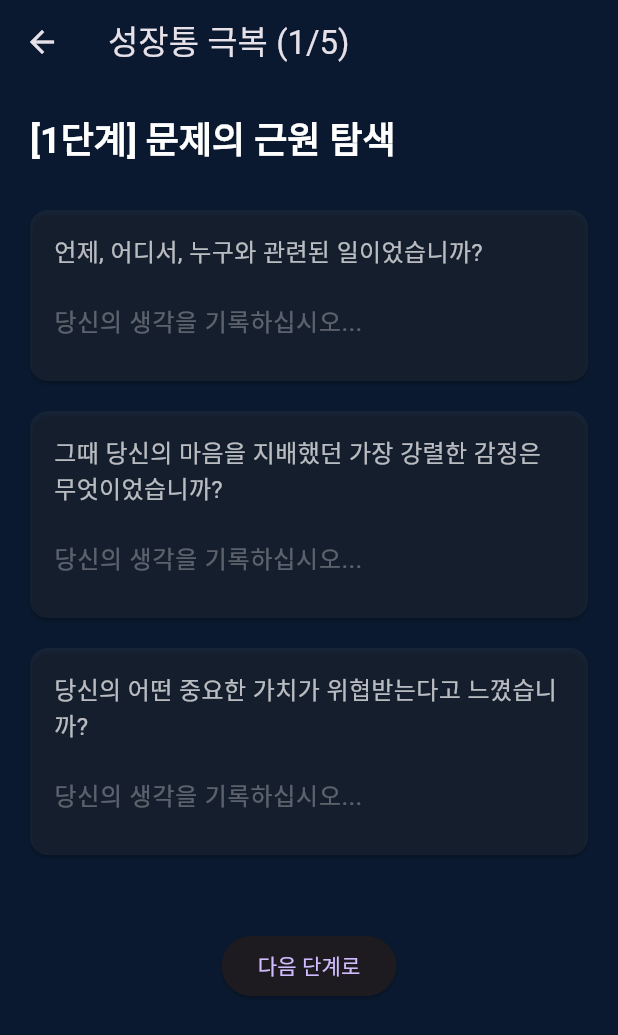
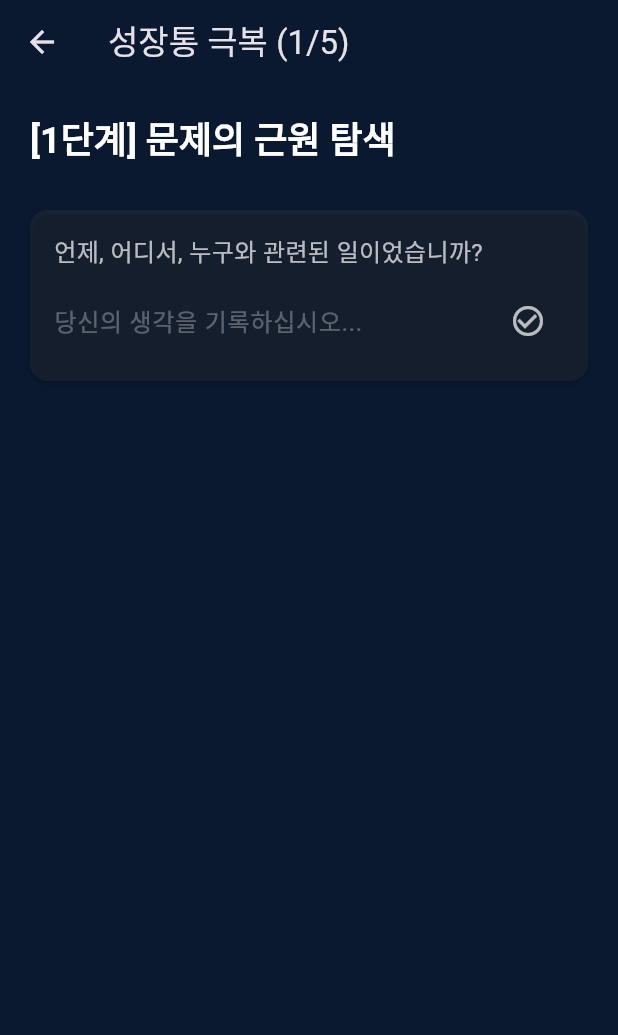
Before and after one commit to hsmchoi/Corito, a Flutter app: the GrowthJournalScreen screen opened directly, on a phone screen of 412 x 824 dp. Shown: the top 1035 px of the screen. Run offline on Flutter 3.47's test engine with Material 3 defaults, Android fonts, the phone set to English and light mode, and no system bars.

Commit message:
One at a time

```diff
--- a/corito/lib/screens/growth_journal_screen.dart
+++ b/corito/lib/screens/growth_journal_screen.dart
@@ -4,6 +4,7 @@ import '../data/template_data.dart';
 import '../widgets/journal_widgets.dart';
 
 // '성장통 극복' 템플릿의 5단계 여정을 관리하는 메인 화면입니다.
+// 사용자 요청에 따라, 질문을 '하나씩' 보여주고 '이펙트'를 추가하는 방식으로 개선되었습니다.
 class GrowthJournalScreen extends StatefulWidget {
   const GrowthJournalScreen({super.key});
 
@@ -12,24 +13,29 @@ class GrowthJournalScreen extends StatefulWidget {
 }
 
 class _GrowthJournalScreenState extends State<GrowthJournalScreen> {
-  int _currentStage = 0; // 현재 진행 중인 단계 (0-4)
-  final Map<int, List<String>> _answers = {}; // 각 단계별 답변 저장
+  int _currentStage = 0;
+  int _currentQuestionIndex = 0;
+  final Map<String, String> _answers = {}; // (stage-questionIndex)를 키로 답변 저장
 
-  void _nextStage() {
-    // 모든 질문에 답했는지 간단히 확인
-    if (_answers[_currentStage]?.any((answer) => answer.isEmpty) ?? true && _currentStage < 4) {
-       ScaffoldMessenger.of(context).showSnackBar(
-        const SnackBar(content: Text('모든 질문에 답해주세요.')),
-      );
-      return;
-    }
+  void _onQuestionAnswered(String question, String answer) {
+    setState(() {
+      // 답변을 저장합니다.
+      _answers['$_currentStage-$_currentQuestionIndex'] = answer;
 
-    setState(() {
-      if (_currentStage < growthTemplate.length - 1) {
-        _currentStage++;
+      final questionsInStage = (growthTemplate[_currentStage]['questions'] as List<String>);
+
+      // 현재 스테이지의 다음 질문으로 이동합니다.
+      if (_currentQuestionIndex < questionsInStage.length - 1) {
+        _currentQuestionIndex++;
       } else {
-        // 마지막 단계 이후, 홈으로 돌아가거나 결과 화면을 보여줄 수 있습니다.
-        Navigator.pop(context);
+        // 현재 스테이지의 모든 질문에 답했을 경우, 다음 스테이지로 넘어갑니다.
+        if (_currentStage < growthTemplate.length - 1) {
+          _currentStage++;
+          _currentQuestionIndex = 0;
+        } else {
+          // 모든 여정이 끝났습니다.
+          Navigator.pop(context);
+        }
       }
     });
   }
@@ -40,42 +46,38 @@ class _GrowthJournalScreenState extends State<GrowthJournalScreen> {
     final stageTitle = stageData['title'] as String;
     final questions = stageData['questions'] as List<String>;
 
-    // 각 단계의 답변 리스트 초기화
-    _answers.putIfAbsent(_currentStage, () => List.filled(questions.length, ''));
-
     return Scaffold(
       appBar: AppBar(
         title: Text('성장통 극복 (${_currentStage + 1}/5)'),
         backgroundColor: Colors.transparent,
       ),
-      body: SingleChildScrollView(
+      body: Padding(
         padding: const EdgeInsets.all(20.0),
         child: Column(
           crossAxisAlignment: CrossAxisAlignment.start,
           children: [
             Text(stageTitle, style: Theme.of(context).textTheme.headlineSmall),
             const SizedBox(height: 20),
+
             // 마지막 단계에서는 특별한 '화해의 의식' 위젯을 보여줍니다.
             if (_currentStage == 4)
               ReconciliationWidget(
-                onSubmit: _nextStage,
+                onSubmit: () => Navigator.pop(context),
               )
             else
-              // 일반 단계에서는 질문 카드들을 보여줍니다.
-              ...List.generate(questions.length, (index) {
-                return QuestionCard(
-                  question: questions[index],
-                  onChanged: (value) {
-                    _answers[_currentStage]![index] = value;
+              // AnimatedSwitcher를 사용하여 질문이 전환될 때 부드러운 페이드 효과를 줍니다.
+              AnimatedSwitcher(
+                duration: const Duration(milliseconds: 500),
+                transitionBuilder: (Widget child, Animation<double> animation) {
+                  return FadeTransition(opacity: animation, child: child);
+                },
+                child: QuestionCard(
+                  // key를 사용하여 AnimatedSwitcher가 다른 위젯임을 인지하게 합니다.
+                  key: ValueKey<String>('$_currentStage-$_currentQuestionIndex'),
+                  question: questions[_currentQuestionIndex],
+                  onAnswered: (answer) {
+                    _onQuestionAnswered(questions[_currentQuestionIndex], answer);
                   },
-                );
-              }),
-            const SizedBox(height: 40),
-            if (_currentStage < 4)
-              Center(
-                child: ElevatedButton(
-                  onPressed: _nextStage,
-                  child: const Text('다음 단계로'),
                 ),
               ),
           ],
--- a/corito/lib/widgets/journal_widgets.dart
+++ b/corito/lib/widgets/journal_widgets.dart
@@ -1,45 +1,127 @@
 // /lib/widgets/journal_widgets.dart
 import 'package:flutter/material.dart';
 import 'dart:async';
+import 'package:flutter/services.dart';
 
-// 각 질문을 담는 카드 위젯
-class QuestionCard extends StatelessWidget {
+// 각 질문을 담는 카드 위젯. 한 질문에 대한 답변과 확인 로직을 포함하도록 개선되었습니다.
+class QuestionCard extends StatefulWidget {
   final String question;
-  final ValueChanged<String> onChanged;
+  final ValueChanged<String> onAnswered;
 
-  const QuestionCard({super.key, required this.question, required this.onChanged});
+  const QuestionCard({
+    super.key,
+    required this.question,
+    required this.onAnswered,
+  });
+
+  @override
+  _QuestionCardState createState() => _QuestionCardState();
+}
+
+class _QuestionCardState extends State<QuestionCard>
+    with SingleTickerProviderStateMixin {
+  late AnimationController _controller;
+  late Animation<double> _fadeAnimation;
+  final TextEditingController _textController = TextEditingController();
+  bool _isAnswered = false;
+
+  @override
+  void initState() {
+    super.initState();
+    _controller = AnimationController(
+      vsync: this,
+      duration: const Duration(milliseconds: 800),
+    );
+    _fadeAnimation = Tween<double>(
+      begin: 0.0,
+      end: 1.0,
+    ).animate(CurvedAnimation(parent: _controller, curve: Curves.easeInOut));
+    _controller.forward();
+  }
+
+  @override
+  void dispose() {
+    _controller.dispose();
+    _textController.dispose();
+    super.dispose();
+  }
+
+  void _confirmAnswer() {
+    if (_textController.text.trim().isEmpty) return;
+
+    setState(() {
+      _isAnswered = true;
+    });
+
+    // 햅틱 피드백 (마리 퀴리의 아이디어)
+    HapticFeedback.lightImpact();
+
+    // 0.5초 후 다음 질문으로 넘어갑니다 (애니메이션 시간)
+    Timer(const Duration(milliseconds: 500), () {
+      widget.onAnswered(_textController.text.trim());
+    });
+  }
 
   @override
   Widget build(BuildContext context) {
-    return Card(
+    return FadeTransition(
+      opacity: _fadeAnimation,
+      child: Card(
         color: Colors.white.withOpacity(0.05),
         margin: const EdgeInsets.symmetric(vertical: 10),
         child: Padding(
           padding: const EdgeInsets.all(16.0),
           child: Column(
             crossAxisAlignment: CrossAxisAlignment.start,
+            mainAxisSize: MainAxisSize.min,
             children: [
-            Text(question, style: const TextStyle(color: Colors.white70, fontSize: 16)),
+              Text(
+                widget.question,
+                style: const TextStyle(color: Colors.white70, fontSize: 16),
+              ),
               const SizedBox(height: 10),
-            TextField(
-              onChanged: onChanged,
-              maxLines: null, // 여러 줄 입력 가능
+              Row(
+                crossAxisAlignment: CrossAxisAlignment.end,
+                children: [
+                  Expanded(
+                    child: TextField(
+                      controller: _textController,
+                      readOnly: _isAnswered,
+                      maxLines: null,
                       decoration: const InputDecoration(
                         hintText: '당신의 생각을 기록하십시오...',
                         hintStyle: TextStyle(color: Colors.white30),
                         border: InputBorder.none,
                       ),
-              style: const TextStyle(color: Colors.white),
+                      // 답변이 확정되면 텍스트 색상을 청록색으로 변경 (레오나르도의 아이디어)
+                      style: TextStyle(
+                        color: _isAnswered
+                            ? const Color(0xFF00ACC1)
+                            : Colors.white,
+                        fontSize: 16,
+                      ),
+                    ),
+                  ),
+                  if (!_isAnswered)
+                    IconButton(
+                      icon: const Icon(
+                        Icons.check_circle_outline,
+                        color: Colors.white70,
+                      ),
+                      onPressed: _confirmAnswer,
+                      tooltip: '답변 확정',
                     ),
                 ],
+              ),
+            ],
+          ),
         ),
       ),
     );
   }
 }
 
-
-// [5단계] 화해의 의식을 위한 특별 위젯
+// [5단계] 화해의 의식을 위한 특별 위젯 (이전과 동일, 변경 없음)
 class ReconciliationWidget extends StatefulWidget {
   final VoidCallback onSubmit;
   const ReconciliationWidget({super.key, required this.onSubmit});
@@ -48,9 +130,10 @@ class ReconciliationWidget extends StatefulWidget {
   _ReconciliationWidgetState createState() => _ReconciliationWidgetState();
 }
 
-class _ReconciliationWidgetState extends State<ReconciliationWidget> with TickerProviderStateMixin {
+class _ReconciliationWidgetState extends State<ReconciliationWidget>
+    with TickerProviderStateMixin {
   late AnimationController _animationController;
-  String _oldBelief = "나는 무대체질이 아니야.";
+  final String _oldBelief = "나는 무대체질이 아니야.";
   String _newTruth = "";
   bool _isReleased = false;
 
@@ -70,7 +153,12 @@ class _ReconciliationWidgetState extends State<ReconciliationWidget> with Ticker
   }
 
   void _startRitual() {
-    if (_newTruth.isEmpty) return;
+    if (_newTruth.isEmpty) {
+      ScaffoldMessenger.of(
+        context,
+      ).showSnackBar(const SnackBar(content: Text('새로운 진실을 선언해주십시오.')));
+      return;
+    }
     setState(() {
       _isReleased = true;
     });
@@ -79,12 +167,9 @@ class _ReconciliationWidgetState extends State<ReconciliationWidget> with Ticker
     Timer(const Duration(seconds: 4), widget.onSubmit);
   }
 
-
   @override
   Widget build(BuildContext context) {
-    return _isReleased
-        ? _buildReleaseAnimation()
-        : _buildRitualInput();
+    return _isReleased ? _buildReleaseAnimation() : _buildRitualInput();
   }
 
   // '화해의 의식'을 위한 입력 위젯
@@ -93,23 +178,49 @@ class _ReconciliationWidgetState extends State<ReconciliationWidget> with Ticker
       children: [
         QuestionCard(
           question: '과거의 나에게 보내는 위로와 감사의 편지를 작성하십시오.',
-          onChanged: (value) {}, // 편지 내용은 MVP에서 저장하지 않습니다.
+          onAnswered: (answer) {}, // 편지 내용은 MVP에서 저장하지 않고 즉시 확인처리
         ),
         const SizedBox(height: 20),
         Text('당신을 옭아매던 낡은 믿음:', style: TextStyle(color: Colors.orange[200])),
-        Text('"$_oldBelief"', style: TextStyle(fontSize: 20, color: Colors.orange[200], fontStyle: FontStyle.italic)),
+        Text(
+          '"$_oldBelief"',
+          style: TextStyle(
+            fontSize: 20,
+            color: Colors.orange[200],
+            fontStyle: FontStyle.italic,
+          ),
+        ),
         const SizedBox(height: 20),
-        QuestionCard(
-          question: '그 믿음을 깨부술, 당신만의 \'새로운 진실\'을 선언하십시오.',
+        Card(
+          color: Colors.white.withOpacity(0.05),
+          child: Padding(
+            padding: const EdgeInsets.all(16.0),
+            child: Column(
+              crossAxisAlignment: CrossAxisAlignment.start,
+              children: [
+                Text(
+                  '그 믿음을 깨부술, 당신만의 \'새로운 진실\'을 선언하십시오.',
+                  style: const TextStyle(color: Colors.white70, fontSize: 16),
+                ),
+                const SizedBox(height: 10),
+                TextField(
                   onChanged: (value) {
                     _newTruth = value;
                   },
+                  maxLines: null,
+                  decoration: const InputDecoration(
+                    hintText: '새로운 진실을 입력...',
+                    hintStyle: TextStyle(color: Colors.white30),
+                    border: InputBorder.none,
+                  ),
+                  style: const TextStyle(color: Colors.white),
+                ),
+              ],
+            ),
+          ),
         ),
         const SizedBox(height: 20),
-        ElevatedButton(
-          onPressed: _startRitual,
-          child: const Text('해방시키기'),
-        ),
+        ElevatedButton(onPressed: _startRitual, child: const Text('해방시키기')),
       ],
     );
   }
@@ -126,15 +237,29 @@ class _ReconciliationWidgetState extends State<ReconciliationWidget> with Ticker
               // 뉴턴 경의 아이디어: 낡은 믿음이 유리처럼 깨지는 연출
               FadeTransition(
                 opacity: Tween<double>(begin: 1.0, end: 0.0).animate(
-                  CurvedAnimation(parent: _animationController, curve: const Interval(0.0, 0.3)),
+                  CurvedAnimation(
+                    parent: _animationController,
+                    curve: const Interval(0.0, 0.3),
                   ),
-                child: Text('"$_oldBelief"', style: TextStyle(fontSize: 20, color: Colors.orange[200], fontStyle: FontStyle.italic, decoration: TextDecoration.lineThrough)),
+                ),
+                child: Text(
+                  '"$_oldBelief"',
+                  style: TextStyle(
+                    fontSize: 20,
+                    color: Colors.orange[200],
+                    fontStyle: FontStyle.italic,
+                    decoration: TextDecoration.lineThrough,
+                  ),
+                ),
               ),
               const SizedBox(height: 40),
               // 아인슈타인의 아이디어: 새로운 진실이 빛나며 나타나는 연출
               FadeTransition(
                 opacity: Tween<double>(begin: 0.0, end: 1.0).animate(
-                   CurvedAnimation(parent: _animationController, curve: const Interval(0.4, 1.0)),
+                  CurvedAnimation(
+                    parent: _animationController,
+                    curve: const Interval(0.4, 1.0),
+                  ),
                 ),
                 child: Container(
                   padding: const EdgeInsets.all(16),
@@ -146,22 +271,39 @@ class _ReconciliationWidgetState extends State<ReconciliationWidget> with Ticker
                         color: const Color(0xFF00ACC1).withOpacity(value * 0.7),
                         blurRadius: 20 * value,
                         spreadRadius: 5 * value,
-                      )
+                      ),
                     ],
                   ),
-                  child: Text('"$_newTruth"', style: const TextStyle(fontSize: 22, color: Colors.white, fontWeight: FontWeight.bold)),
+                  child: Text(
+                    '"$_newTruth"',
+                    style: const TextStyle(
+                      fontSize: 22,
+                      color: Colors.white,
+                      fontWeight: FontWeight.bold,
+                    ),
+                  ),
                 ),
               ),
               const SizedBox(height: 40),
               // 마리 퀴리의 아이디어: 편지가 하늘로 날아가는 연출
               FadeTransition(
                 opacity: Tween<double>(begin: 1.0, end: 0.0).animate(
-                   CurvedAnimation(parent: _animationController, curve: const Interval(0.5, 1.0)),
+                  CurvedAnimation(
+                    parent: _animationController,
+                    curve: const Interval(0.5, 1.0),
+                  ),
                 ),
                 child: SlideTransition(
-                  position: Tween<Offset>(begin: Offset.zero, end: const Offset(0, -5)).animate(_animationController),
-                  child: const Icon(Icons.mail_outline, size: 50, color: Colors.white70),
-                )
+                  position: Tween<Offset>(
+                    begin: Offset.zero,
+                    end: const Offset(0, -5),
+                  ).animate(_animationController),
+                  child: const Icon(
+                    Icons.mail_outline,
+                    size: 50,
+                    color: Colors.white70,
+                  ),
+                ),
               ),
             ],
           );
```
Lines whose indentation alone changed are shown as unchanged.
